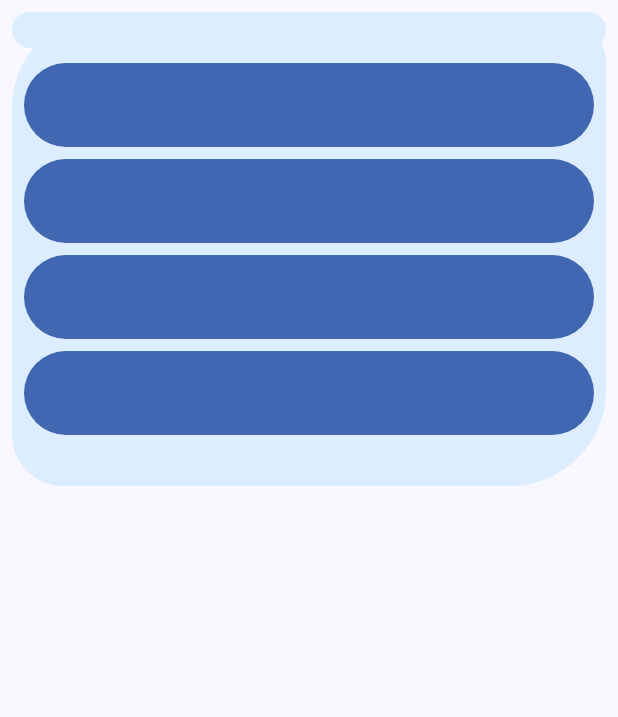
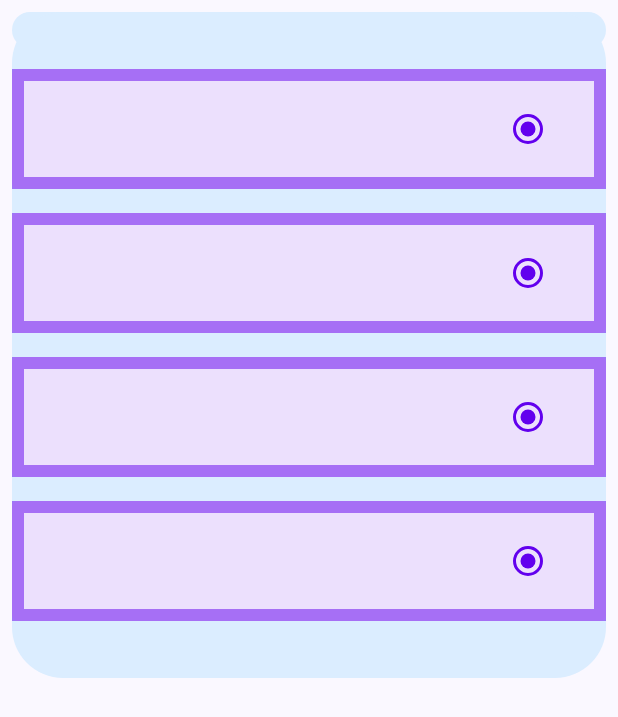
Before and after one commit to angeliszotis/Mathe, an Android app built with Jetpack Compose: the composable ProductCard shown on its own in the app's theme, on a phone screen of 412 x 824 dp. Shown: the top 717 px of the screen. Run offline under Robolectric (Android 15) with nearby library versions, the phone set to English and light mode, and no system bars.

Commit message:
radio buttons

```diff
--- a/app/build.gradle
+++ b/app/build.gradle
@@ -82,8 +82,8 @@ dependencies {
     implementation "androidx.navigation:navigation-fragment-ktx:$nav_version"
     implementation "androidx.navigation:navigation-ui-ktx:$nav_version"
 
-   // implementation "com.google.dagger:hilt-android:2.44"
-   // kapt "com.google.dagger:hilt-compiler:2.44"
+    // implementation "com.google.dagger:hilt-android:2.44"
+    // kapt "com.google.dagger:hilt-compiler:2.44"
 
     implementation "com.google.dagger:hilt-android:$dagger_version"
     kapt "com.google.dagger:hilt-android-compiler:$dagger_version"
@@ -99,7 +99,7 @@ dependencies {
     //implementation "android.arch.lifecycle:extensions:$room_version"
     //kapt "android.arch.lifecycle:compiler:$room_version"
 // Room
-   // implementation "android.arch.persistence.room:runtime:1.0.0"
+    // implementation "android.arch.persistence.room:runtime:1.0.0"
     //kapt "android.arch.persistence.room:compiler:1.0.0"
 
     def room_version = "2.4.3"
--- a/app/src/main/java/com/example/mathapp/data/exam/ProductsRepositoryImpl.kt
+++ b/app/src/main/java/com/example/mathapp/data/exam/ProductsRepositoryImpl.kt
@@ -19,11 +19,9 @@ class ProductsRepositoryImpl @Inject constructor(
         try {
 
             dataOrException.data = queryProductsByName.get().await().map { document ->
-                //document.toObject(QuestionsModel::class.java)
+                document.toObject(QuestionsModel::class.java)
 
-                QuestionsModel(
-                    answare = document.data.getValue("answare").toString()
-                )
+
             }
 
         } catch (e: FirebaseFirestoreException) {
--- a/app/src/main/java/com/example/mathapp/data/model/QuestionsModel.kt
+++ b/app/src/main/java/com/example/mathapp/data/model/QuestionsModel.kt
@@ -8,6 +8,9 @@ data class QuestionsModel(
     val op3: String? = "",
     val op4: String? = "",
     val question: String? = "",
-    val showDone: Boolean?=true
 
 )
+
+data class Opt(
+    val text:String
+)
--- a/app/src/main/java/com/example/mathapp/data/room/dao/DbDao.kt
+++ b/app/src/main/java/com/example/mathapp/data/room/dao/DbDao.kt
@@ -2,7 +2,6 @@ package com.example.mathapp.data.room.dao
 
 import androidx.room.*
 import com.example.mathapp.data.room.entity.UserEntity
-import com.google.firebase.firestore.auth.User
 
 @Dao
 interface dbDao {
@@ -20,6 +19,4 @@ interface dbDao {
     fun updateUsers(vararg users: UserEntity)
 
 
-
-
 }
--- a/app/src/main/java/com/example/mathapp/data/room/entity/UserEntity.kt
+++ b/app/src/main/java/com/example/mathapp/data/room/entity/UserEntity.kt
@@ -10,11 +10,11 @@ data class UserEntity(
 
     @PrimaryKey
     @ColumnInfo(name = "name")
-    var name: String="name",
+    var name: String = "name",
 
     @ColumnInfo(name = "surname")
-    var surname: String="surname",
+    var surname: String = "surname",
 
     @ColumnInfo(name = "school")
-    var school: String="school",
+    var school: String = "school",
 )
--- a/app/src/main/java/com/example/mathapp/di/RealtimedbModule.kt
+++ b/app/src/main/java/com/example/mathapp/di/RealtimedbModule.kt
@@ -2,6 +2,7 @@ package com.example.mathapp.di
 
 import android.content.Context
 import com.example.mathapp.data.room.dao.UserRoomDatabase
+import com.google.firebase.database.ktx.database
 import com.google.firebase.firestore.ktx.firestore
 import com.google.firebase.ktx.Firebase
 import dagger.Module
@@ -10,7 +11,7 @@ import dagger.hilt.InstallIn
 import dagger.hilt.android.qualifiers.ApplicationContext
 import dagger.hilt.components.SingletonComponent
 import javax.inject.Singleton
-import kotlin.random.Random
+
 
 @Module
 @InstallIn(SingletonComponent::class)
@@ -23,6 +24,7 @@ object AppModule {
 
 
 }
+
 
 @Module
 @InstallIn(SingletonComponent::class)
--- a/app/src/main/java/com/example/mathapp/domain/UsersRepo.kt
+++ b/app/src/main/java/com/example/mathapp/domain/UsersRepo.kt
@@ -1,10 +1,9 @@
 package com.example.mathapp.domain
 
-import com.example.mathapp.data.model.UserDataModel
 import com.example.mathapp.data.room.entity.UserEntity
 
 interface UsersRepo {
     suspend fun addUsers(user: UserEntity)
-    suspend fun updateUsers(user:UserEntity)
-    suspend fun getUsers():List<UserEntity>
+    suspend fun updateUsers(user: UserEntity)
+    suspend fun getUsers(): List<UserEntity>
 }
--- a/app/src/main/java/com/example/mathapp/ui/composable/ButtonItem/ButtonItemsComposables.kt
+++ b/app/src/main/java/com/example/mathapp/ui/composable/ButtonItem/ButtonItemsComposables.kt
@@ -72,7 +72,7 @@ fun ButtonItem(modifier: Modifier, item: HomeButtonsDCVector, viewModel: HomeVie
 }
 
 @Composable
-fun ButtonItem(modifier: Modifier,text: String){
+fun ButtonItem(modifier: Modifier, text: String) {
 
     Button(
         modifier = modifier,
--- a/app/src/main/java/com/example/mathapp/ui/exam/ExamViewModel.kt
+++ b/app/src/main/java/com/example/mathapp/ui/exam/ExamViewModel.kt
@@ -10,7 +10,6 @@ import androidx.navigation.NavDirections
 import com.example.mathapp.data.exam.ProductsRepositoryImpl
 import com.example.mathapp.data.model.DataOrException
 import com.example.mathapp.data.model.QuestionsModel
-import com.example.mathapp.data.nav_data.NavButtonItems
 import com.example.mathapp.util.SingleLiveEvent
 import dagger.hilt.android.lifecycle.HiltViewModel
 import kotlinx.coroutines.launch
@@ -49,6 +48,4 @@ class ExamViewModel @Inject constructor(
     }
 
 
-
-
 }
--- a/app/src/main/java/com/example/mathapp/ui/exam/composable/ExamCardsComposable.kt
+++ b/app/src/main/java/com/example/mathapp/ui/exam/composable/ExamCardsComposable.kt
@@ -1,11 +1,12 @@
 package com.example.mathapp.ui.exam.composable
 
 
-
+import androidx.compose.foundation.BorderStroke
 import androidx.compose.foundation.background
 import androidx.compose.foundation.layout.*
+import androidx.compose.foundation.selection.selectable
 import androidx.compose.foundation.shape.RoundedCornerShape
-import androidx.compose.material.ExperimentalMaterialApi
+import androidx.compose.material.*
 import androidx.compose.material3.Button
 import androidx.compose.material3.ButtonDefaults
 import androidx.compose.material3.Text
@@ -16,11 +17,10 @@ import androidx.compose.ui.graphics.Color
 import androidx.compose.ui.text.font.FontWeight
 import androidx.compose.ui.text.style.TextAlign
 import androidx.compose.ui.unit.dp
-import androidx.compose.ui.unit.em
 import androidx.compose.ui.unit.sp
 import com.example.mathapp.data.model.QuestionsModel
-import com.example.mathapp.ui.exam.ExamFragment
 import com.example.mathapp.ui.theme.BabyBluePurple2
+import com.example.mathapp.ui.theme.BabyBluePurple3
 import com.example.mathapp.ui.theme.FbColor
 
 
@@ -43,7 +43,8 @@ fun ProductCard(
 
                     )
             )
-    ){Text(
+    ) {
+        Text(
             modifier = Modifier
                 .fillMaxWidth(0.8f),
             //.align(Alignment.CenterHorizontally),
@@ -52,7 +53,8 @@ fun ProductCard(
             textAlign = TextAlign.Center,
             text = quiz.answare.toString(),
             maxLines = 5
-    )}
+        )
+    }
 
 
     Column(
@@ -62,8 +64,8 @@ fun ProductCard(
             .background(
                 color = BabyBluePurple2,
                 RoundedCornerShape(
-                    bottomEnd = 64.dp,
-                    topStart = 64.dp,
+                    bottomEnd = 34.dp,
+                    topStart = 34.dp,
                     topEnd = 34.dp,
                     bottomStart = 34.dp,
 
@@ -74,10 +76,12 @@ fun ProductCard(
         Spacer(modifier = Modifier.size(30.dp))
 
 
-        cardas(quiz = quiz, opt = "op1")
-        cardas(quiz = quiz, opt = "op2")
-        cardas(quiz = quiz, opt = "op3")
-        cardas(quiz = quiz, opt = "op4")
+        SingleChoiceQuestion(quiz)
+
+        //cardas(quiz = quiz, opt = "op1")
+        //cardas(quiz = quiz, opt = "op2")
+        //cardas(quiz = quiz, opt = "op3")
+        //cardas(quiz = quiz, opt = "op4")
 
         Spacer(modifier = Modifier.size(30.dp))
 
@@ -87,15 +91,92 @@ fun ProductCard(
 
 }
 
-@OptIn(ExperimentalMaterialApi::class)
+
+@Composable
+private fun SingleChoiceQuestion(
+    question: QuestionsModel,
+    selectedAnswer: String = "",
+   // onAnswerSelected: (AnswerDTO) -> Unit,
+    modifier: Modifier = Modifier
+) {
+    val radioOptions = listOf(question.op1,question.op2,question.op3,question.op4)
+
+    val (selectedOption, onOptionSelected) = remember(selectedAnswer) {
+        mutableStateOf(selectedAnswer)
+    }
+
+    Column(modifier = modifier) {
+
+        radioOptions.forEach { answer ->
+            val onClickHandle = {
+                onOptionSelected(answer.toString())
+                //onAnswerSelected(answer)
+            }
+
+            val optionSelected = answer == selectedOption
+
+            val answerBorderColor = if (optionSelected) {
+                MaterialTheme.colors.primary.copy(alpha = 0.5f)
+            } else {
+                //MaterialTheme.colors.onSurface.copy(alpha = 0.12f)
+                BabyBluePurple2
+            }
+            val answerBackgroundColor = if (optionSelected) {
+                MaterialTheme.colors.primary.copy(alpha = 0.12f)
+            } else {
+                MaterialTheme.colors.background
+            }
+            Surface(
+                shape = MaterialTheme.shapes.small,
+                border = BorderStroke(
+                    width = 8.dp,
+                    color = answerBorderColor
+                ),
+                modifier = Modifier.padding(vertical = 8.dp),
+
+            ) {
+                Row(
+                    modifier = Modifier
+                        .fillMaxWidth(1f)
+                        .selectable(
+                            selected = optionSelected,
+                            onClick = onClickHandle
+                        )
+                        .background(answerBackgroundColor)
+                        .padding(vertical = 16.dp, horizontal = 16.dp),
+                    verticalAlignment = Alignment.CenterVertically,
+                    horizontalArrangement = Arrangement.SpaceBetween
+                ) {
+                    Text(
+                        modifier = Modifier.weight(4f),
+                        text = answer.toString()
+                    )
+
+                    RadioButton(
+                        modifier = Modifier.weight(1f),
+                        selected = optionSelected,
+                        onClick = onClickHandle,
+                        colors = RadioButtonDefaults.colors(
+                            selectedColor = MaterialTheme.colors.primary
+                        )
+                    )
+                }
+            }
+        }
+    }
+}
+
+
+
 @Composable
 fun cardas(
     quiz: QuestionsModel,
     opt: String
 ) {
 
+
     Button(
-        onClick = {  },
+        onClick = { },
         shape = RoundedCornerShape(64.dp),
         modifier = Modifier
             .padding(
```
Also changed, not shown: app/src/main/java/com/example/mathapp/data/model/UserDataModel.kt (+6 -8 lines), app/src/main/java/com/example/mathapp/data/room/UserRepoImpl.kt (+6 -9 lines), app/src/main/java/com/example/mathapp/ui/exam/ExamFragment.kt (+12 -4 lines), app/src/main/java/com/example/mathapp/ui/exam/composable/ExamComposables.kt (+8 -39 lines), app/src/main/java/com/example/mathapp/ui/exam/composable/ExamQuizActivityComposables.kt (+8 -6 lines), app/src/main/java/com/example/mathapp/ui/exam/composable/ExamTextAnswerComposables.kt (+3 -15 lines), app/src/main/java/com/example/mathapp/ui/profile/ProfileFragment.kt (+3 -4 lines), app/src/main/java/com/example/mathapp/ui/profile/ProfileViewModel.kt (+7 -8 lines), app/src/main/java/com/example/mathapp/ui/profile/composable/ProfileComposables.kt (+3 -7 lines). Lines whose indentation alone changed are shown as unchanged.
